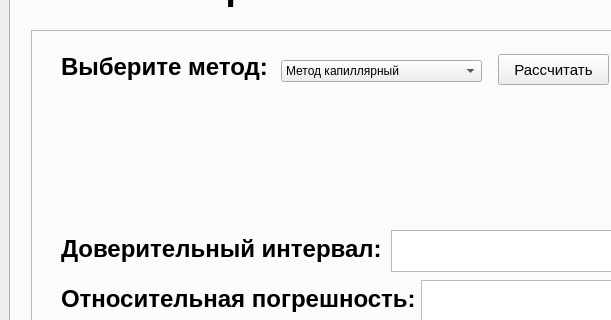
First picture: the form in main_components/interface.ui, repository AzaFarr/lab_interface, before the edit; both pictures show x 0 to 611 and y 85 to 405 of the 1249 by 944 pixel window.
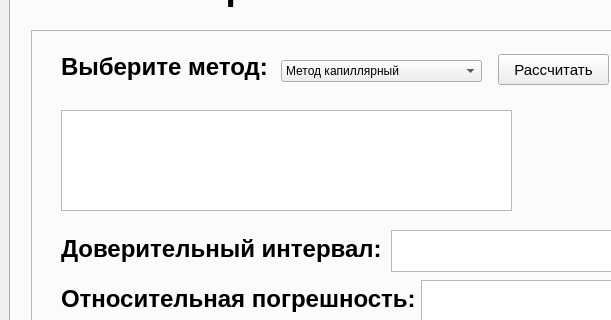
Second picture: the form after the edit. The open tabs and pages were chosen to show the change. Icons and pictures are not drawn. Custom widgets are drawn as their Qt base class.

Diff of the .ui file:
```diff
--- a/main_components/interface.ui
+++ b/main_components/interface.ui
@@ -3674,6 +3674,22 @@
           <string>Рассчитать</string>
          </property>
         </widget>
+        <widget class="QTextBrowser" name="textBrowser_30">
+         <property name="geometry">
+          <rect>
+           <x>30</x>
+           <y>80</y>
+           <width>451</width>
+           <height>101</height>
+          </rect>
+         </property>
+         <property name="font">
+          <font>
+           <family>Segoe UI</family>
+           <pointsize>12</pointsize>
+          </font>
+         </property>
+        </widget>
        </widget>
        <widget class="QFrame" name="frame_16">
         <property name="geometry">
```
Left out of the diff: 2 changed lines with no effect on the pictures.
